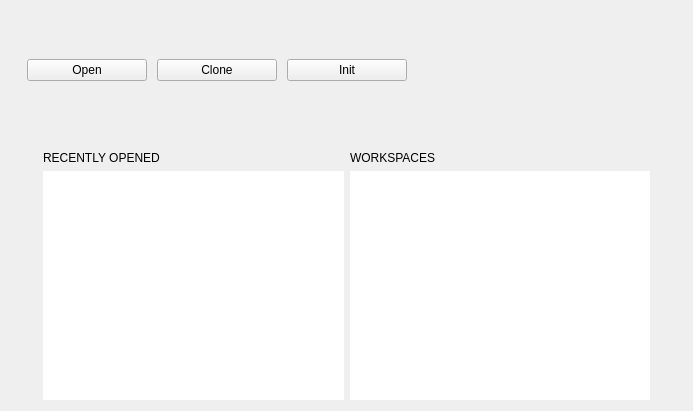
First picture: the form in component/GuiManager/src/containers/HomeContainer.ui, repository Sourcerer-Team/Sourcerer, before the edit.
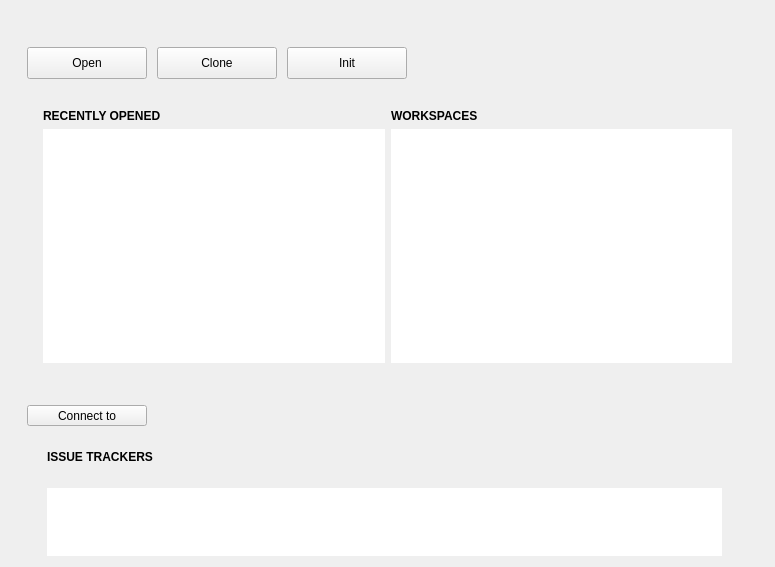
Second picture: the form after the edit. Custom widgets are drawn as their Qt base class.

Commit message: Setup home screen widgets.

The edit to the form file:
```diff
--- a/component/GuiManager/src/containers/HomeContainer.ui
+++ b/component/GuiManager/src/containers/HomeContainer.ui
@@ -6,8 +6,8 @@
    <rect>
     <x>0</x>
     <y>0</y>
-    <width>693</width>
-    <height>411</height>
+    <width>775</width>
+    <height>567</height>
    </rect>
   </property>
   <property name="windowTitle">
@@ -16,11 +16,11 @@
   <property name="autoFillBackground">
    <bool>false</bool>
   </property>
-  <layout class="QVBoxLayout" name="verticalLayout">
+  <layout class="QVBoxLayout" name="verticalLayout" stretch="2,1">
    <item>
     <layout class="QHBoxLayout" name="horizontalLayout">
      <item>
-      <layout class="QVBoxLayout" name="rightVerticalLayout">
+      <layout class="QVBoxLayout" name="rightVerticalLayout" stretch="0,0">
        <item>
         <layout class="QHBoxLayout" name="horizontalLayoutButtons">
          <property name="spacing">
@@ -30,17 +30,17 @@
           <number>16</number>
          </property>
          <property name="topMargin">
-          <number>48</number>
+          <number>36</number>
          </property>
          <property name="bottomMargin">
-          <number>64</number>
+          <number>24</number>
          </property>
          <item>
           <widget class="QPushButton" name="openButton">
            <property name="minimumSize">
             <size>
              <width>120</width>
-             <height>0</height>
+             <height>32</height>
             </size>
            </property>
            <property name="maximumSize">
@@ -62,7 +62,7 @@
            <property name="minimumSize">
             <size>
              <width>120</width>
-             <height>0</height>
+             <height>32</height>
             </size>
            </property>
            <property name="maximumSize">
@@ -84,7 +84,7 @@
            <property name="minimumSize">
             <size>
              <width>120</width>
-             <height>0</height>
+             <height>32</height>
             </size>
            </property>
            <property name="maximumSize">
@@ -128,6 +128,11 @@
           <layout class="QVBoxLayout" name="verticalLayoutRecent">
            <item>
             <widget class="QLabel" name="labelRecent">
+             <property name="font">
+              <font>
+               <bold>true</bold>
+              </font>
+             </property>
              <property name="text">
               <string>RECENTLY OPENED</string>
              </property>
@@ -164,6 +169,11 @@
           <layout class="QVBoxLayout" name="verticalLayoutWorkspaces">
            <item>
             <widget class="QLabel" name="labelWorkspaces">
+             <property name="font">
+              <font>
+               <bold>true</bold>
+              </font>
+             </property>
              <property name="text">
               <string>WORKSPACES</string>
              </property>
@@ -203,8 +213,102 @@
        </item>
       </layout>
      </item>
+    </layout>
+   </item>
+   <item>
+    <layout class="QVBoxLayout" name="verticalLayoutIssueTrackers" stretch="0,1">
+     <property name="spacing">
+      <number>24</number>
+     </property>
+     <property name="leftMargin">
+      <number>16</number>
+     </property>
+     <property name="topMargin">
+      <number>36</number>
+     </property>
+     <property name="bottomMargin">
+      <number>0</number>
+     </property>
      <item>
-      <layout class="QVBoxLayout" name="leftVerticalLayout"/>
+      <widget class="QToolButton" name="connectToButton">
+       <property name="minimumSize">
+        <size>
+         <width>120</width>
+         <height>0</height>
+        </size>
+       </property>
+       <property name="maximumSize">
+        <size>
+         <width>120</width>
+         <height>16777215</height>
+        </size>
+       </property>
+       <property name="styleSheet">
+        <string notr="true"/>
+       </property>
+       <property name="text">
+        <string>Connect to</string>
+       </property>
+       <property name="popupMode">
+        <enum>QToolButton::ToolButtonPopupMode::InstantPopup</enum>
+       </property>
+       <property name="toolButtonStyle">
+        <enum>Qt::ToolButtonStyle::ToolButtonTextBesideIcon</enum>
+       </property>
+       <property name="autoRaise">
+        <bool>false</bool>
+       </property>
+       <property name="arrowType">
+        <enum>Qt::ArrowType::NoArrow</enum>
+       </property>
+      </widget>
+     </item>
+     <item>
+      <layout class="QVBoxLayout" name="verticalLayoutIssueTrackerConnections" stretch="0,1">
+       <property name="leftMargin">
+        <number>20</number>
+       </property>
+       <property name="rightMargin">
+        <number>42</number>
+       </property>
+       <item>
+        <widget class="QLabel" name="labelIssueTrackerConnections">
+         <property name="font">
+          <font>
+           <bold>true</bold>
+          </font>
+         </property>
+         <property name="text">
+          <string>ISSUE TRACKERS</string>
+         </property>
+        </widget>
+       </item>
+       <item>
+        <widget class="QTableView" name="tableViewIssueTrackerConnections">
+         <property name="frameShape">
+          <enum>QFrame::Shape::NoFrame</enum>
+         </property>
+         <property name="editTriggers">
+          <set>QAbstractItemView::EditTrigger::NoEditTriggers</set>
+         </property>
+         <property name="selectionMode">
+          <enum>QAbstractItemView::SelectionMode::SingleSelection</enum>
+         </property>
+         <property name="selectionBehavior">
+          <enum>QAbstractItemView::SelectionBehavior::SelectRows</enum>
+         </property>
+         <property name="showGrid">
+          <bool>false</bool>
+         </property>
+         <attribute name="horizontalHeaderVisible">
+          <bool>false</bool>
+         </attribute>
+         <attribute name="verticalHeaderVisible">
+          <bool>false</bool>
+         </attribute>
+        </widget>
+       </item>
+      </layout>
      </item>
     </layout>
    </item>
```
The commit also changes 22 other files.
